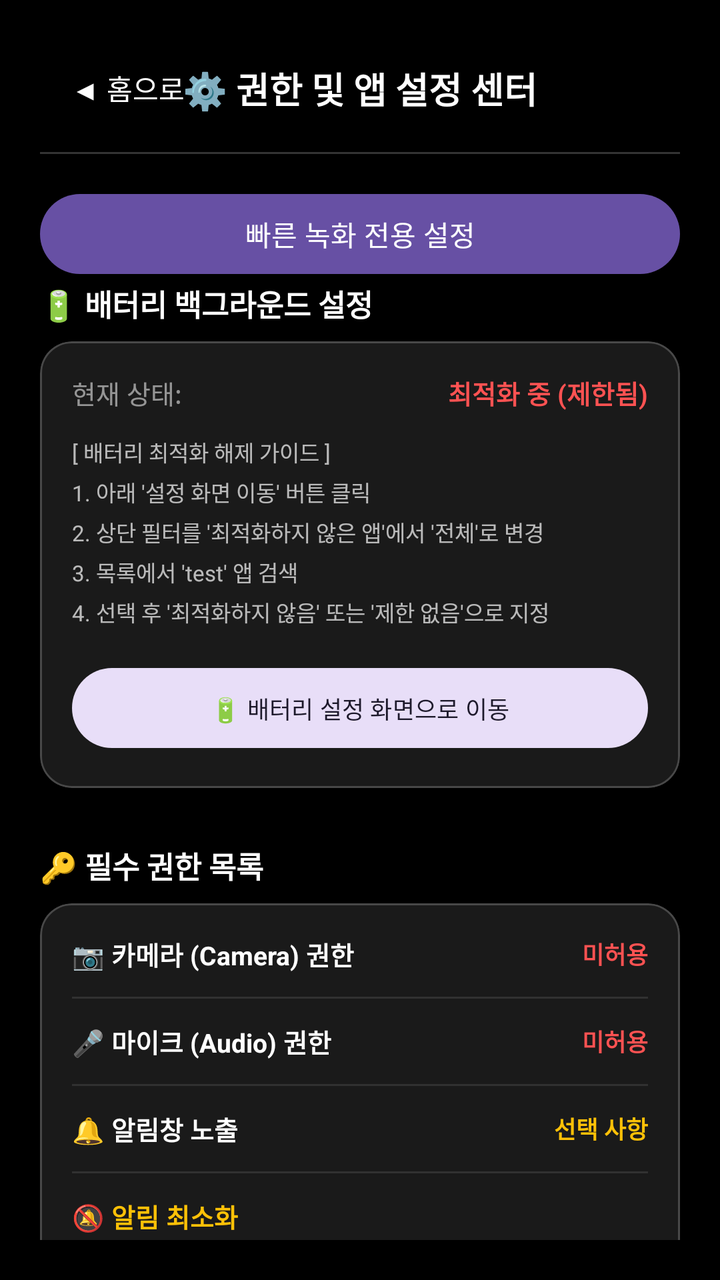
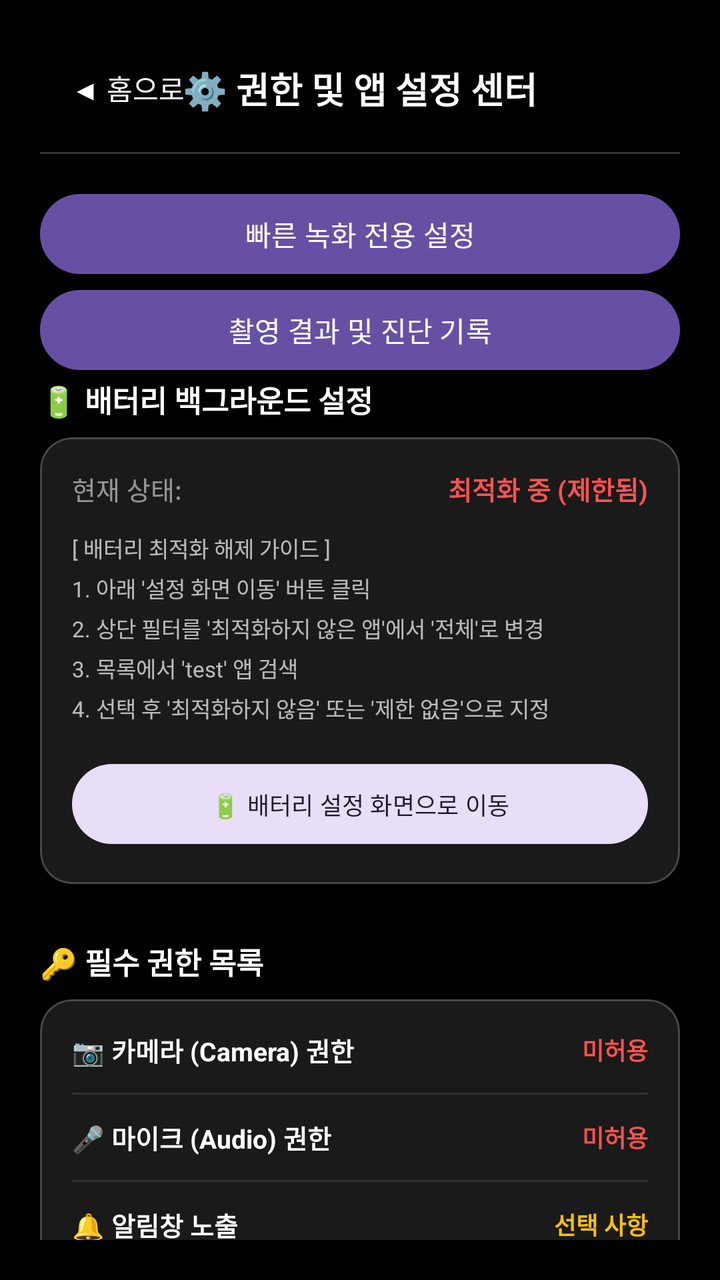

Screens rendered from an Android XML layout before and after an edit, with the pre-edit source and the edit as a unified diff.
<!-- AndroidManifest.xml: application theme Theme.Camera2Study -->
<!-- res/layout/fragment_settings.xml -->
<?xml version="1.0" encoding="utf-8"?>
<androidx.constraintlayout.widget.ConstraintLayout xmlns:android="http://schemas.android.com/apk/res/android"
    xmlns:app="http://schemas.android.com/apk/res-auto"
    android:layout_width="match_parent"
    android:layout_height="match_parent"
    android:background="@android:color/black"
    android:padding="20dp"
    android:fitsSystemWindows="true">

    
    <com.google.android.material.button.MaterialButton
        android:id="@+id/btnBack"
        style="@style/Widget.Material3.Button.TextButton"
        android:layout_width="wrap_content"
        android:layout_height="wrap_content"
        android:text="◀ 홈으로"
        android:textColor="@android:color/white"
        android:textSize="14sp"
        app:layout_constraintStart_toStartOf="parent"
        app:layout_constraintTop_toTopOf="parent" />

    <TextView
        android:id="@+id/txtSettingsTitle"
        android:layout_width="wrap_content"
        android:layout_height="wrap_content"
        android:text="⚙️ 권한 및 앱 설정 센터"
        android:textColor="@android:color/white"
        android:textSize="18sp"
        android:textStyle="bold"
        app:layout_constraintBottom_toBottomOf="@id/btnBack"
        app:layout_constraintEnd_toEndOf="parent"
        app:layout_constraintStart_toStartOf="parent"
        app:layout_constraintTop_toTopOf="@id/btnBack" />

    <View
        android:id="@+id/dividerTop"
        android:layout_width="match_parent"
        android:layout_height="1dp"
        android:layout_marginTop="8dp"
        android:background="#33FFFFFF"
        app:layout_constraintTop_toBottomOf="@id/btnBack" />

    
    <androidx.core.widget.NestedScrollView
        android:layout_width="match_parent"
        android:layout_height="0dp"
        android:layout_marginTop="16dp"
        app:layout_constraintBottom_toBottomOf="parent"
        app:layout_constraintTop_toBottomOf="@id/dividerTop">

        <LinearLayout
            android:layout_width="match_parent"
            android:layout_height="wrap_content"
            android:orientation="vertical">

            
            <com.google.android.material.button.MaterialButton
                android:id="@+id/btnQuickRecordingSettings"
                android:layout_width="match_parent"
                android:layout_height="wrap_content"
                android:text="빠른 녹화 전용 설정" />

            <TextView
                android:layout_width="wrap_content"
                android:layout_height="wrap_content"
                android:text="🔋 배터리 백그라운드 설정"
                android:textColor="@android:color/white"
                android:textSize="15sp"
                android:textStyle="bold" />

            <com.google.android.material.card.MaterialCardView
                style="@style/Widget.Material3.CardView.Filled"
                android:layout_width="match_parent"
                android:layout_height="wrap_content"
                android:layout_marginTop="8dp"
                app:cardBackgroundColor="#1AFFFFFF"
                app:cardCornerRadius="16dp"
                app:strokeColor="#33FFFFFF"
                app:strokeWidth="1dp">

                <LinearLayout
                    android:layout_width="match_parent"
                    android:layout_height="wrap_content"
                    android:orientation="vertical"
                    android:padding="16dp">

                    <LinearLayout
                        android:layout_width="match_parent"
                        android:layout_height="wrap_content"
                        android:orientation="horizontal"
                        android:gravity="center_vertical">

                        <TextView
                            android:layout_width="0dp"
                            android:layout_height="wrap_content"
                            android:layout_weight="1"
                            android:text="현재 상태:"
                            android:textColor="#8AFFFFFF"
                            android:textSize="13sp" />

                        <TextView
                            android:id="@+id/txtBatteryState"
                            android:layout_width="wrap_content"
                            android:layout_height="wrap_content"
                            android:text="최적화 중 (제한됨)"
                            android:textColor="#FF5252"
                            android:textSize="13sp"
                            android:textStyle="bold" />
                    </LinearLayout>

                    <TextView
                        android:layout_width="match_parent"
                        android:layout_height="wrap_content"
                        android:layout_marginTop="12dp"
                        android:text="[ 배터리 최적화 해제 가이드 ]\n1. 아래 '설정 화면 이동' 버튼 클릭\n2. 상단 필터를 '최적화하지 않은 앱'에서 '전체'로 변경\n3. 목록에서 'test' 앱 검색\n4. 선택 후 '최적화하지 않음' 또는 '제한 없음'으로 지정"
                        android:textColor="#B3FFFFFF"
                        android:textSize="11sp"
                        android:lineSpacingExtra="4dp" />

                    <com.google.android.material.button.MaterialButton
                        android:id="@+id/btnGoBatterySettings"
                        style="@style/Widget.Material3.Button.TonalButton"
                        android:layout_width="match_parent"
                        android:layout_height="wrap_content"
                        android:layout_marginTop="16dp"
                        android:text="🔋 배터리 설정 화면으로 이동"
                        android:textSize="12sp" />
                </LinearLayout>
            </com.google.android.material.card.MaterialCardView>

            
            <TextView
                android:layout_width="wrap_content"
                android:layout_height="wrap_content"
                android:layout_marginTop="28dp"
                android:text="🔑 필수 권한 목록"
                android:textColor="@android:color/white"
                android:textSize="15sp"
                android:textStyle="bold" />

            <com.google.android.material.card.MaterialCardView
                style="@style/Widget.Material3.CardView.Filled"
                android:layout_width="match_parent"
                android:layout_height="wrap_content"
                android:layout_marginTop="8dp"
                app:cardBackgroundColor="#1AFFFFFF"
                app:cardCornerRadius="16dp"
                app:strokeColor="#33FFFFFF"
                app:strokeWidth="1dp">

                <LinearLayout
                    android:layout_width="match_parent"
                    android:layout_height="wrap_content"
                    android:orientation="vertical"
                    android:padding="16dp">

                    
                    <LinearLayout
                        android:layout_width="match_parent"
                        android:layout_height="wrap_content"
                        android:orientation="horizontal"
                        android:gravity="center_vertical">

                        <TextView
                            android:layout_width="0dp"
                            android:layout_height="wrap_content"
                            android:layout_weight="1"
                            android:text="📷 카메라 (Camera) 권한"
                            android:textColor="@android:color/white"
                            android:textSize="13sp"
                            android:textStyle="bold" />

                        <TextView
                            android:id="@+id/txtPermCamera"
                            android:layout_width="wrap_content"
                            android:layout_height="wrap_content"
                            android:text="미허용"
                            android:textColor="#FF5252"
                            android:textSize="12sp"
                            android:textStyle="bold" />
                    </LinearLayout>

                    <View
                        android:layout_width="match_parent"
                        android:layout_height="1dp"
                        android:background="#1AFFFFFF"
                        android:layout_marginVertical="12dp" />

                    
                    <LinearLayout
                        android:layout_width="match_parent"
                        android:layout_height="wrap_content"
                        android:orientation="horizontal"
                        android:gravity="center_vertical">

                        <TextView
                            android:layout_width="0dp"
                            android:layout_height="wrap_content"
                            android:layout_weight="1"
                            android:text="🎤 마이크 (Audio) 권한"
                            android:textColor="@android:color/white"
                            android:textSize="13sp"
                            android:textStyle="bold" />

                        <TextView
                            android:id="@+id/txtPermAudio"
                            android:layout_width="wrap_content"
                            android:layout_height="wrap_content"
                            android:text="미허용"
                            android:textColor="#FF5252"
                            android:textSize="12sp"
                            android:textStyle="bold" />
                    </LinearLayout>

                    <View
                        android:layout_width="match_parent"
                        android:layout_height="1dp"
                        android:background="#1AFFFFFF"
                        android:layout_marginVertical="12dp" />

                    
                    <LinearLayout
                        android:layout_width="match_parent"
                        android:layout_height="wrap_content"
                        android:orientation="horizontal"
                        android:gravity="center_vertical">

                        <TextView
                            android:layout_width="0dp"
                            android:layout_height="wrap_content"
                            android:layout_weight="1"
                            android:text="🔔 알림창 노출"
                            android:textColor="@android:color/white"
                            android:textSize="13sp"
                            android:textStyle="bold" />

                        <TextView
                            android:id="@+id/txtPermNotification"
                            android:layout_width="wrap_content"
                            android:layout_height="wrap_content"
                            android:text="선택 사항"
                            android:textColor="#FFC107"
                            android:textSize="12sp"
                            android:textStyle="bold" />
                    </LinearLayout>

                    <View
                        android:layout_width="match_parent"
                        android:layout_height="1dp"
                        android:background="#1AFFFFFF"
                        android:layout_marginVertical="12dp" />

                    
                    <LinearLayout
                        android:layout_width="match_parent"
                        android:layout_height="wrap_content"
                        android:orientation="vertical">

                        <TextView
                            android:layout_width="wrap_content"
                            android:layout_height="wrap_content"
                            android:text="🔕 알림 최소화"
                            android:textColor="#FFC107"
                            android:textSize="13sp"
                            android:textStyle="bold" />

                        <TextView
                            android:layout_width="match_parent"
                            android:layout_height="wrap_content"
                            android:layout_marginTop="4dp"
                            android:text="앱 알림을 끄면 알림창 노출을 줄일 수 있습니다. 단, Android의 활성 앱 표시와 카메라/마이크 사용 표시기는 숨길 수 없습니다."
                            android:textColor="#B3FFFFFF"
                            android:textSize="11sp" />

                        <com.google.android.material.button.MaterialButton
                            android:id="@+id/btnDisableNotification"
                            style="@style/Widget.Material3.Button.TonalButton"
                            android:layout_width="match_parent"
                            android:layout_height="wrap_content"
                            android:layout_marginTop="8dp"
                            android:text="알림 설정 열기"
                            android:textSize="12sp" />
                    </LinearLayout>

                    <com.google.android.material.button.MaterialButton
                        android:id="@+id/btnRequestPermissions"
                        style="@style/Widget.Material3.Button"
                        android:layout_width="match_parent"
                        android:layout_height="wrap_content"
                        android:layout_marginTop="20dp"
                        android:text="🔑 누락된 필수 권한 승인하기"
                        android:textSize="12sp" />
                </LinearLayout>
            </com.google.android.material.card.MaterialCardView>

            <TextView
                android:layout_width="wrap_content"
                android:layout_height="wrap_content"
                android:layout_marginTop="28dp"
                android:text="PIN 진입 설정"
                android:textColor="@android:color/white"
                android:textSize="15sp"
                android:textStyle="bold" />

            <com.google.android.material.card.MaterialCardView
                style="@style/Widget.Material3.CardView.Filled"
                android:layout_width="match_parent"
                android:layout_height="wrap_content"
                android:layout_marginTop="8dp"
                app:cardBackgroundColor="#1AFFFFFF"
                app:cardCornerRadius="16dp"
                app:strokeColor="#33FFFFFF"
                app:strokeWidth="1dp">

                <LinearLayout
                    android:layout_width="match_parent"
                    android:layout_height="wrap_content"
                    android:orientation="vertical"
                    android:padding="16dp">

                    <LinearLayout
                        android:layout_width="match_parent"
                        android:layout_height="wrap_content"
                        android:gravity="center_vertical"
                        android:orientation="horizontal">

                        <TextView
                            android:layout_width="0dp"
                            android:layout_height="wrap_content"
                            android:layout_weight="1"
                            android:text="4자리 PIN 잠금"
                            android:textColor="@android:color/white"
                            android:textSize="13sp"
                            android:textStyle="bold" />

                        <TextView
                            android:id="@+id/txtPinState"
                            android:layout_width="wrap_content"
                            android:layout_height="wrap_content"
                            android:text="꺼짐"
                            android:textColor="#8AFFFFFF"
                            android:textSize="12sp"
                            android:textStyle="bold" />
                    </LinearLayout>

                    <com.google.android.material.switchmaterial.SwitchMaterial
                        android:id="@+id/switchPinLock"
                        android:layout_width="match_parent"
                        android:layout_height="wrap_content"
                        android:layout_marginTop="10dp"
                        android:text="계산기 = 버튼 롱프레스 후 PIN 요구"
                        android:textColor="#B3FFFFFF"
                        android:textSize="12sp" />

                    <com.google.android.material.textfield.TextInputLayout
                        android:layout_width="match_parent"
                        android:layout_height="wrap_content"
                        android:layout_marginTop="10dp"
                        android:hint="PIN 4자리"
                        app:boxBackgroundColor="#1A000000"
                        app:boxStrokeColor="#66FFFFFF"
                        app:hintTextColor="#8AFFFFFF">

                        <com.google.android.material.textfield.TextInputEditText
                            android:id="@+id/inputPinCode"
                            android:layout_width="match_parent"
                            android:layout_height="wrap_content"
                            android:digits="0123456789"
                            android:inputType="numberPassword"
                            android:maxLength="4"
                            android:textColor="@android:color/white"
                            android:textSize="14sp" />
                    </com.google.android.material.textfield.TextInputLayout>

                    <com.google.android.material.button.MaterialButton
                        android:id="@+id/btnSavePin"
                        style="@style/Widget.Material3.Button.TonalButton"
                        android:layout_width="match_parent"
                        android:layout_height="wrap_content"
                        android:layout_marginTop="12dp"
                        android:text="PIN 설정 저장"
                        android:textSize="12sp" />
                </LinearLayout>
            </com.google.android.material.card.MaterialCardView>

            <TextView
                android:layout_width="match_parent"
                android:layout_height="wrap_content"
                android:layout_marginTop="20dp"
                android:layout_marginBottom="30dp"
                android:text="* 주의: 필수 권한이 허용되어야 비공개 카메라를 통해 사진/비디오를 정상 촬영할 수 있습니다."
                android:textColor="#59FFFFFF"
                android:textSize="10sp" />
        </LinearLayout>
    </androidx.core.widget.NestedScrollView>

</androidx.constraintlayout.widget.ConstraintLayout>
<!-- resources referenced by this layout -->
<resources>
  <style name="Theme.Camera2Study" parent="Theme.Material3.DayNight.NoActionBar">
          <item name="android:statusBarColor" tools:targetApi="l">@android:color/black</item>
          <item name="android:navigationBarColor">@android:color/black</item>
      </style>
</resources>

<!-- the commit's change to res/layout/fragment_settings.xml (unified diff, before → after) -->
@@ -60,6 +60,12 @@
                 android:layout_height="wrap_content"
                 android:text="빠른 녹화 전용 설정" />
 
+            <com.google.android.material.button.MaterialButton
+                android:id="@+id/btnRecordingHistory"
+                android:layout_width="match_parent"
+                android:layout_height="wrap_content"
+                android:text="촬영 결과 및 진단 기록" />
+
             <TextView
                 android:layout_width="wrap_content"
                 android:layout_height="wrap_content"
@@ -388,7 +394,7 @@
                 android:layout_height="wrap_content"
                 android:layout_marginTop="20dp"
                 android:layout_marginBottom="30dp"
-                android:text="* 주의: 필수 권한이 허용되어야 비공개 카메라를 통해 사진/비디오를 정상 촬영할 수 있습니다."
+                android:text="* 주의: 필수 권한이 허용되어야 비공개 카메라를 통해 동영상를 정상 촬영할 수 있습니다."
                 android:textColor="#59FFFFFF"
                 android:textSize="10sp" />
         </LinearLayout>
